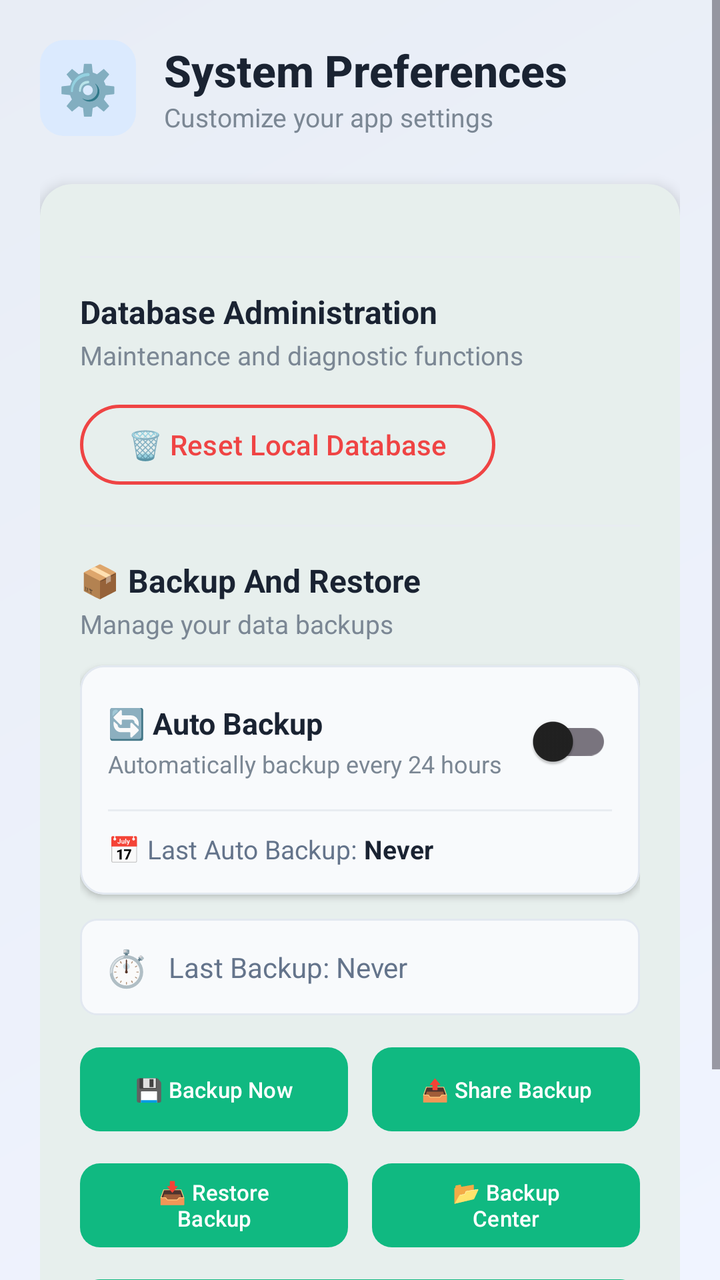
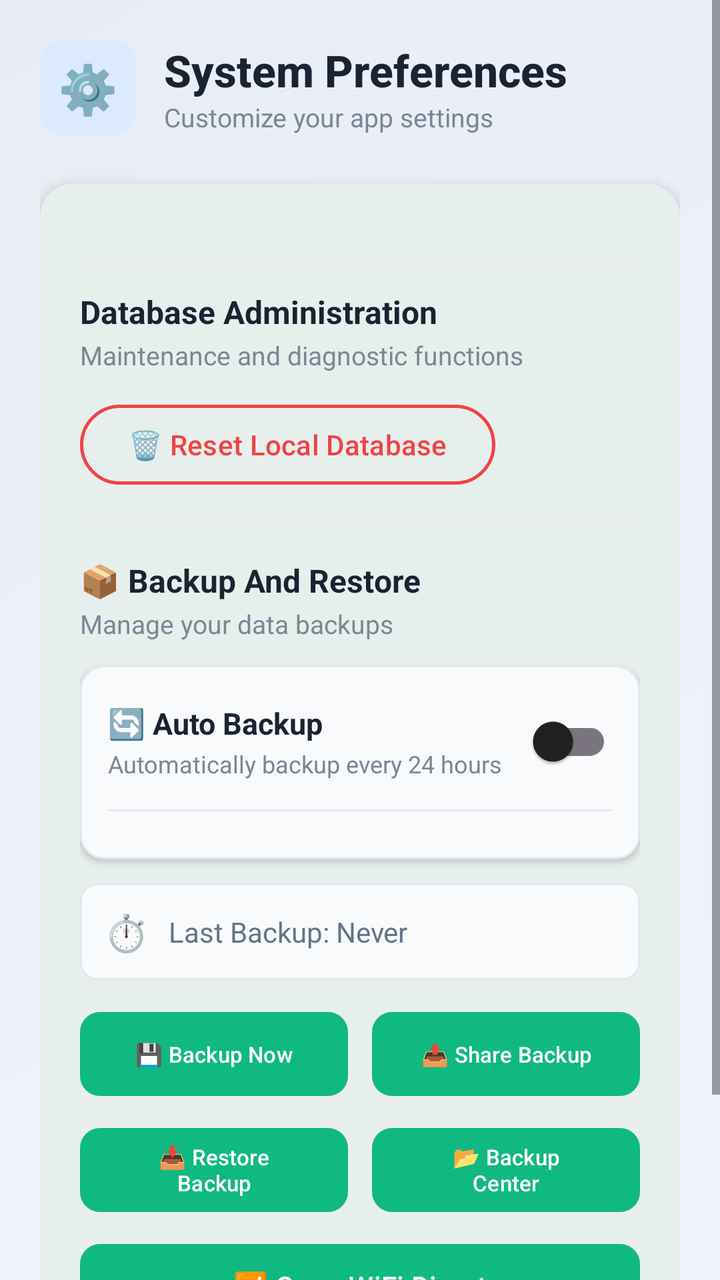

Screens rendered from an Android XML layout before and after an edit, with the pre-edit source and the edit as a unified diff.
<!-- AndroidManifest.xml: application theme Theme.MilkDelivery -->
<!-- res/layout/fragment_settings.xml -->
<?xml version="1.0" encoding="utf-8"?>
<ScrollView xmlns:android="http://schemas.android.com/apk/res/android"
    xmlns:app="http://schemas.android.com/apk/res-auto"
    android:layout_width="match_parent"
    android:layout_height="match_parent"
    android:background="@drawable/gradient_background"
    android:fillViewport="true">

    <LinearLayout
        android:layout_width="match_parent"
        android:layout_height="wrap_content"
        android:orientation="vertical"
        android:padding="20dp"
        android:animateLayoutChanges="true">

        
        <LinearLayout
            android:layout_width="match_parent"
            android:layout_height="wrap_content"
            android:orientation="horizontal"
            android:gravity="center_vertical"
            android:layout_marginBottom="24dp">

            <LinearLayout
                android:layout_width="48dp"
                android:layout_height="48dp"
                android:background="@drawable/header_icon_background"
                android:gravity="center"
                android:orientation="horizontal">
                <TextView
                    android:layout_width="wrap_content"
                    android:layout_height="wrap_content"
                    android:text="⚙️"
                    android:textSize="24sp" />
            </LinearLayout>

            <LinearLayout
                android:layout_width="0dp"
                android:layout_height="wrap_content"
                android:layout_weight="1"
                android:orientation="vertical"
                android:layout_marginStart="14dp">

                <TextView
                    android:layout_width="wrap_content"
                    android:layout_height="wrap_content"
                    android:text="System Preferences"
                    android:textSize="22sp"
                    android:textStyle="bold"
                    android:textColor="#1A2332"
                    android:fontFamily="sans-serif-medium" />

                <TextView
                    android:layout_width="wrap_content"
                    android:layout_height="wrap_content"
                    android:text="Customize your app settings"
                    android:textSize="13sp"
                    android:textColor="#7B8794" />

            </LinearLayout>
        </LinearLayout>


        
        <com.google.android.material.card.MaterialCardView
            android:layout_width="match_parent"
            android:layout_height="wrap_content"
            app:cardCornerRadius="16dp"
            app:cardElevation="4dp"
            app:cardBackgroundColor="#FFFFFF">

            <LinearLayout
                android:layout_width="match_parent"
                android:layout_height="wrap_content"
                android:orientation="vertical"
                android:padding="20dp">

                
                <LinearLayout
                    android:layout_width="match_parent"
                    android:layout_height="wrap_content"
                    android:orientation="horizontal"
                    android:gravity="center_vertical">

                    <LinearLayout
                        android:layout_width="0dp"
                        android:layout_height="wrap_content"
                        android:layout_weight="1"
                        android:orientation="vertical">


                    </LinearLayout>


                </LinearLayout>

                
                <View
                    android:layout_width="match_parent"
                    android:layout_height="1dp"
                    android:background="#E8ECF1"
                    android:layout_marginVertical="16dp" />

                
                <TextView
                    android:layout_width="wrap_content"
                    android:layout_height="wrap_content"
                    android:text="Database Administration"
                    android:textSize="16sp"
                    android:textStyle="bold"
                    android:textColor="#1A2332" />

                <TextView
                    android:layout_width="wrap_content"
                    android:layout_height="wrap_content"
                    android:text="Maintenance and diagnostic functions"
                    android:textSize="13sp"
                    android:textColor="#7B8794"
                    android:layout_marginTop="2dp"
                    android:layout_marginBottom="12dp" />

                
                <com.google.android.material.button.MaterialButton
                    android:id="@+id/btn_clear_cache"
                    android:layout_width="wrap_content"
                    android:layout_height="wrap_content"
                    android:text="🗑️ Reset Local Database"
                    android:textAllCaps="false"
                    android:textColor="#EF4444"
                    app:strokeColor="#EF4444"
                    app:strokeWidth="1.5dp"
                    style="@style/Widget.Material3.Button.OutlinedButton" />

                
                <View
                    android:layout_width="match_parent"
                    android:layout_height="1dp"
                    android:background="#E8ECF1"
                    android:layout_marginVertical="16dp" />

                
                <TextView
                    android:layout_width="wrap_content"
                    android:layout_height="wrap_content"
                    android:text="📦 Backup And Restore"
                    android:textSize="16sp"
                    android:textStyle="bold"
                    android:textColor="#1A2332" />

                <TextView
                    android:layout_width="wrap_content"
                    android:layout_height="wrap_content"
                    android:text="Manage your data backups"
                    android:textSize="13sp"
                    android:textColor="#7B8794"
                    android:layout_marginTop="2dp"
                    android:layout_marginBottom="12dp" />

                
                <com.google.android.material.card.MaterialCardView
                    android:layout_width="match_parent"
                    android:layout_height="wrap_content"
                    android:layout_marginBottom="12dp"
                    app:cardCornerRadius="12dp"
                    app:cardElevation="2dp"
                    app:cardBackgroundColor="#F8FAFC"
                    app:strokeColor="#E2E8F0"
                    app:strokeWidth="1dp">

                    <LinearLayout
                        android:layout_width="match_parent"
                        android:layout_height="wrap_content"
                        android:orientation="vertical"
                        android:padding="14dp">

                        
                        <LinearLayout
                            android:layout_width="match_parent"
                            android:layout_height="wrap_content"
                            android:orientation="horizontal"
                            android:gravity="center_vertical">

                            <LinearLayout
                                android:layout_width="0dp"
                                android:layout_height="wrap_content"
                                android:layout_weight="1"
                                android:orientation="vertical">

                                <TextView
                                    android:layout_width="wrap_content"
                                    android:layout_height="wrap_content"
                                    android:text="🔄 Auto Backup"
                                    android:textSize="15sp"
                                    android:textStyle="bold"
                                    android:textColor="#1A2332" />

                                <TextView
                                    android:layout_width="wrap_content"
                                    android:layout_height="wrap_content"
                                    android:text="Automatically backup every 24 hours"
                                    android:textSize="12sp"
                                    android:textColor="#7B8794"
                                    android:layout_marginTop="2dp" />

                            </LinearLayout>

                            <androidx.appcompat.widget.SwitchCompat
                                android:id="@+id/switchAutoBackup"
                                android:layout_width="wrap_content"
                                android:layout_height="wrap_content" />

                        </LinearLayout>

                        
                        <View
                            android:layout_width="match_parent"
                            android:layout_height="1dp"
                            android:background="#E8ECF1"
                            android:layout_marginVertical="10dp" />

                        
                        <LinearLayout
                            android:layout_width="match_parent"
                            android:layout_height="wrap_content"
                            android:orientation="horizontal"
                            android:gravity="center_vertical">

                            <TextView
                                android:layout_width="wrap_content"
                                android:layout_height="wrap_content"
                                android:text="📅 Last Auto Backup: "
                                android:textSize="13sp"
                                android:textColor="#64748B" />

                            <TextView
                                android:id="@+id/txtLastAutoBackup"
                                android:layout_width="wrap_content"
                                android:layout_height="wrap_content"
                                android:text="Never"
                                android:textSize="13sp"
                                android:textColor="#1A2332"
                                android:textStyle="bold" />

                        </LinearLayout>

                    </LinearLayout>

                </com.google.android.material.card.MaterialCardView>

                
                <LinearLayout
                    android:layout_width="match_parent"
                    android:layout_height="wrap_content"
                    android:orientation="horizontal"
                    android:background="@drawable/info_background"
                    android:padding="12dp"
                    android:layout_marginBottom="12dp"
                    android:gravity="center_vertical">

                    <TextView
                        android:layout_width="wrap_content"
                        android:layout_height="wrap_content"
                        android:text="⏱️"
                        android:textSize="18sp"
                        android:layout_marginEnd="10dp" />

                    <TextView
                        android:id="@+id/txt_last_backup"
                        android:layout_width="wrap_content"
                        android:layout_height="wrap_content"
                        android:text="Last Backup: Never"
                        android:textSize="14sp"
                        android:textColor="#64748B" />

                </LinearLayout>

                
                <LinearLayout
                    android:layout_width="match_parent"
                    android:layout_height="wrap_content"
                    android:orientation="vertical">

                    
                    <LinearLayout
                        android:layout_width="match_parent"
                        android:layout_height="wrap_content"
                        android:orientation="horizontal">

                        <com.google.android.material.button.MaterialButton
                            android:id="@+id/btn_backup_now"
                            android:layout_width="0dp"
                            android:layout_height="50dp"
                            android:layout_weight="1"
                            android:text="💾 Backup Now"
                            android:textAllCaps="false"
                            android:textSize="11sp"
                            app:cornerRadius="10dp"
                            app:backgroundTint="#10B981"
                            android:layout_marginEnd="6dp" />

                        <com.google.android.material.button.MaterialButton
                            android:id="@+id/btn_share_backup"
                            android:layout_width="0dp"
                            android:layout_height="50dp"
                            android:layout_weight="1"
                            android:text="📤 Share Backup"
                            android:textAllCaps="false"
                            android:textSize="11sp"
                            app:cornerRadius="10dp"
                            app:backgroundTint="#10B981"
                            android:layout_marginStart="6dp" />

                    </LinearLayout>

                    
                    <LinearLayout
                        android:layout_width="match_parent"
                        android:layout_height="wrap_content"
                        android:orientation="horizontal"
                        android:layout_marginTop="8dp">

                        <com.google.android.material.button.MaterialButton
                            android:id="@+id/btn_restore_backup"
                            android:layout_width="0dp"
                            android:layout_height="50dp"
                            android:layout_weight="1"
                            android:text="📥 Restore Backup"
                            android:textAllCaps="false"
                            android:textSize="11sp"
                            app:cornerRadius="10dp"
                            app:backgroundTint="#10B981"
                            android:layout_marginEnd="6dp" />

                        <com.google.android.material.button.MaterialButton
                            android:id="@+id/btn_backup_center"
                            android:layout_width="0dp"
                            android:layout_height="50dp"
                            android:layout_weight="1"
                            android:text="📂 Backup Center"
                            android:textAllCaps="false"
                            android:textSize="11sp"
                            app:cornerRadius="10dp"
                            app:backgroundTint="#10B981"
                            android:layout_marginStart="6dp" />

                    </LinearLayout>

                    
                    <com.google.android.material.button.MaterialButton
                        android:id="@+id/btn_wifi_direct"
                        android:layout_width="match_parent"
                        android:layout_height="50dp"
                        android:layout_marginTop="8dp"
                        android:text="📶 Open WiFi Direct"
                        android:textAllCaps="false"
                        android:textSize="14sp"
                        app:cornerRadius="10dp"
                        app:backgroundTint="#10B981" />

                </LinearLayout>

            </LinearLayout>

        </com.google.android.material.card.MaterialCardView>

        
        <TextView
            android:layout_width="match_parent"
            android:layout_height="wrap_content"
            android:text="Version 1.0.0"
            android:textSize="12sp"
            android:textColor="#94A3B8"
            android:gravity="center"
            android:layout_marginTop="24dp" />

    </LinearLayout>

</ScrollView>
<!-- resources referenced by this layout -->
<resources>
  <!-- drawable gradient_background (drawable) -->
  <?xml version="1.0" encoding="utf-8"?>
  <shape xmlns:android="http://schemas.android.com/apk/res/android">
      <gradient
          android:startColor="#F0F4FF"
          android:endColor="#E8EDF5"
          android:angle="135" />
  </shape>
  <!-- drawable header_icon_background (drawable) -->
  <?xml version="1.0" encoding="utf-8"?>
  <shape xmlns:android="http://schemas.android.com/apk/res/android">
      <solid android:color="#DBEAFE" />
      <corners android:radius="12dp" />
  </shape>
  <!-- drawable info_background (drawable) -->
  <?xml version="1.0" encoding="utf-8"?>
  <shape xmlns:android="http://schemas.android.com/apk/res/android">
      <solid android:color="#F8FAFC" />
      <corners android:radius="8dp" />
      <stroke
          android:width="1dp"
          android:color="#E2E8F0" />
  </shape>
  <style name="Theme.MilkDelivery" parent="Theme.Material3.DayNight.NoActionBar">
          
          <item name="colorPrimary">@color/primary</item>
          <item name="colorPrimaryDark">@color/primary_dark</item>
          <item name="colorSecondary">@color/secondary</item>
          <item name="android:statusBarColor">@color/primary</item>
          <item name="android:windowLightStatusBar">false</item>
          
          
          <item name="colorSurface">@color/surface</item>
          <item name="colorOnSurface">@color/on_surface</item>
          <item name="android:windowBackground">@color/background</item>
          <item name="colorSurfaceVariant">@color/surface_variant</item>
          <item name="colorOnSurfaceVariant">@color/on_surface_variant</item>
          
          
          <item name="materialCardViewStyle">@style/Widget.Material3.CardView.Elevated</item>
      </style>
  <color name="primary">#005B41</color>
  <color name="primary_dark">#00402E</color>
  <color name="secondary">#03DAC6</color>
  <color name="surface">#FFFFFF</color>
  <color name="on_surface">#212121</color>
  <color name="background">#FAFAFA</color>
  <color name="surface_variant">#F4F4F4</color>
  <color name="on_surface_variant">#555555</color>
</resources>

<!-- the commit's change to res/layout/fragment_settings.xml (unified diff, before → after) -->
@@ -224,22 +224,6 @@
                             android:layout_height="wrap_content"
                             android:orientation="horizontal"
                             android:gravity="center_vertical">
-
-                            <TextView
-                                android:layout_width="wrap_content"
-                                android:layout_height="wrap_content"
-                                android:text="📅 Last Auto Backup: "
-                                android:textSize="13sp"
-                                android:textColor="#64748B" />
-
-                            <TextView
-                                android:id="@+id/txtLastAutoBackup"
-                                android:layout_width="wrap_content"
-                                android:layout_height="wrap_content"
-                                android:text="Never"
-                                android:textSize="13sp"
-                                android:textColor="#1A2332"
-                                android:textStyle="bold" />
 
                         </LinearLayout>
 
